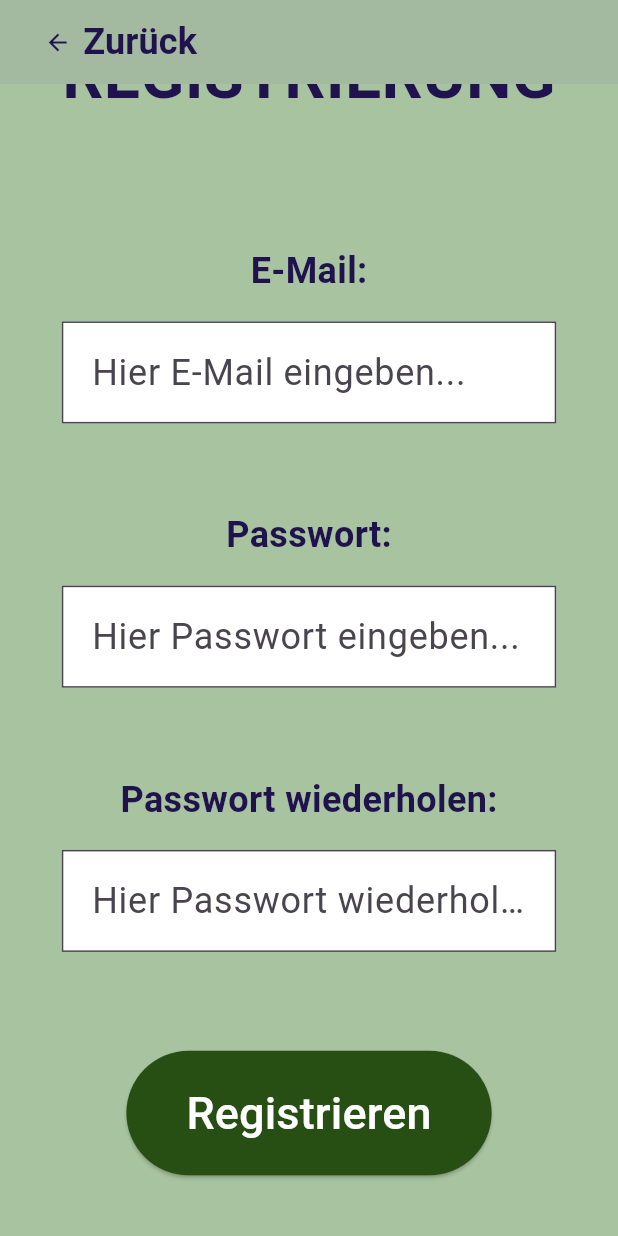
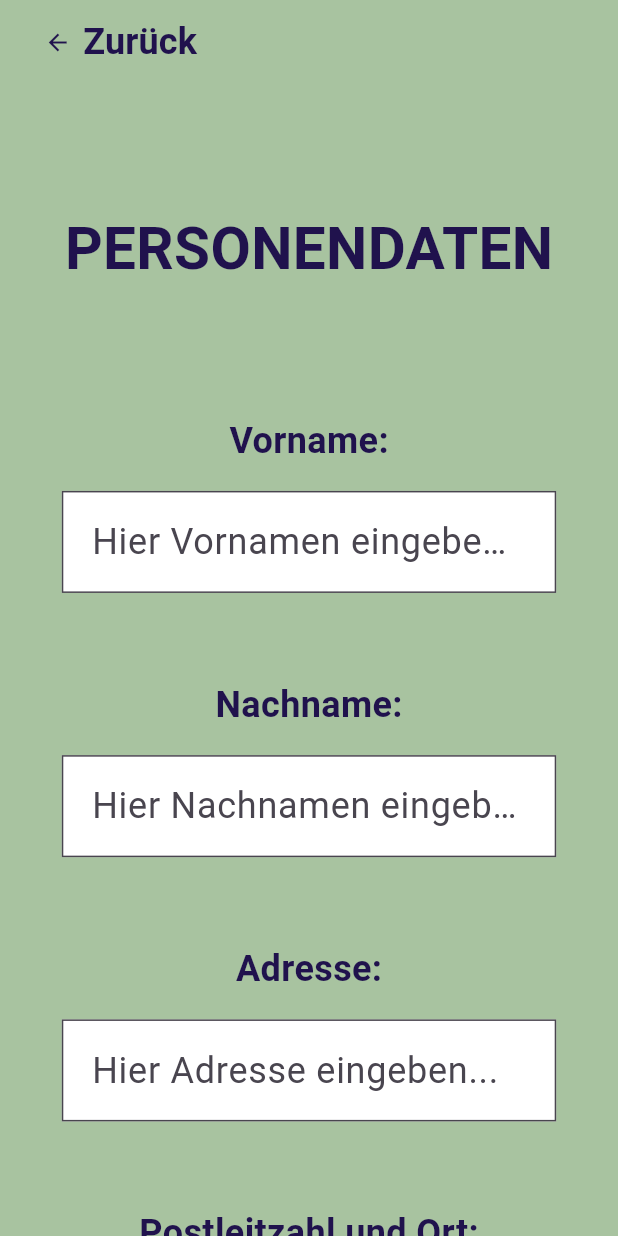
Before and after one commit to madleenmahncke/NotfallbereitFlutter, a Flutter app: the RegisterPage screen opened directly, scrolled down 118 dp, after a tap on "Registrieren", on a phone screen of 412 x 824 dp. Run offline on Flutter 3.47's test engine with Material 3 defaults, Android fonts, the phone set to English and light mode, and no system bars; drawn by our look-alikes of auto_size_text; Roboto replaces fonts that are missing (Agenor).

Commit message:
added emergencyprofile creation and view page

```diff
--- a/lib/features/auth/pages/login_page.dart
+++ b/lib/features/auth/pages/login_page.dart
@@ -2,6 +2,7 @@ import 'dart:convert';
 
 import 'package:flutter/material.dart';
 import 'package:http/http.dart' as http;
+import 'package:notfallbereit/features/emergency_profile/pages/emergency_profile.dart';
 import 'package:notfallbereit/theme/app_styles.dart';
 import 'package:auto_size_text/auto_size_text.dart';
 
@@ -62,7 +63,10 @@ class _LoginPageState extends State<LoginPage> {
   }
 
   void _openEmergencyProfile(BuildContext context) {
-    // TODO!!!
+    Navigator.push(
+      context,
+      MaterialPageRoute(builder: (_) => const EmergencyProfilePage()),
+    );
   }
 
   @override
--- a/lib/features/auth/pages/register_page.dart
+++ b/lib/features/auth/pages/register_page.dart
@@ -2,6 +2,7 @@ import 'dart:convert';
 
 import 'package:flutter/material.dart';
 import 'package:http/http.dart' as http;
+import 'package:notfallbereit/features/emergency_profile/pages/create_emergency_profile.dart';
 import 'package:notfallbereit/theme/app_styles.dart';
 import 'package:auto_size_text/auto_size_text.dart';
 
@@ -62,7 +63,10 @@ class _RegisterPageState extends State<RegisterPage> {
   }
 
   void _openCreateEmergencyProfile(BuildContext context) {
-    // TODO!!!
+    Navigator.push(
+      context,
+      MaterialPageRoute(builder: (_) => const CreateEmergencyProfilePage()),
+    );
   }
 
   @override
@@ -172,7 +176,8 @@ class _RegisterPageState extends State<RegisterPage> {
                   SizedBox(height: screenHeight * 0.08),
 
                   ElevatedButton(
-                    onPressed: register,
+                    // TODO change to register
+                    onPressed: () =>_openCreateEmergencyProfile(context),
                     style: AppStyles.button,
                     child: Text('Registrieren', style: AppStyles.buttonText),
                   ),
--- a/lib/features/emergency_profile/pages/create_emergency_profile.dart
+++ b/lib/features/emergency_profile/pages/create_emergency_profile.dart
@@ -0,0 +1,217 @@
+import 'dart:convert';
+
+import 'package:flutter/material.dart';
+import 'package:http/http.dart' as http;
+import 'package:notfallbereit/features/emergency_profile/pages/emergency_profile.dart';
+import 'package:notfallbereit/theme/app_styles.dart';
+import 'package:auto_size_text/auto_size_text.dart';
+
+class CreateEmergencyProfilePage extends StatefulWidget {
+  const CreateEmergencyProfilePage({super.key});
+
+  @override
+  State<CreateEmergencyProfilePage> createState() => _CreateEmergencyProfilePageState();
+}
+
+class _CreateEmergencyProfilePageState extends State<CreateEmergencyProfilePage> {
+  final _firstNameController = TextEditingController();
+  final _lastNameController = TextEditingController();
+  final _adressController = TextEditingController();
+  final _zipCodeController = TextEditingController();
+
+  bool _loading = false;
+  String? _message;
+
+  Future<void> createEmergencyProfile() async {
+    setState(() {
+      _loading = true;
+      _message = null;
+    });
+
+    try {
+      final response = await http.post(
+        Uri.parse('http://10.0.2.2:3000/api/auth/register'),
+        headers: {'Content-Type': 'application/json'},
+        body: jsonEncode({
+          'firstName': _firstNameController.text,
+          'lastName': _lastNameController.text,
+          'adress': _adressController,
+          'zipCode': _zipCodeController
+        }),
+      );
+
+      final data = jsonDecode(response.body);
+
+      setState(() {
+        _message = data['message'];
+      });
+
+      if (response.statusCode == 200) {
+        final userId = data['id'];
+
+        debugPrint('Erstellen des Notfallprofils erfolgreich. UserId: $userId');
+
+        // TODO:
+        // JWT speichern
+        // Zur HomePage navigieren
+      }
+    } catch (e) {
+      setState(() {
+        _message = e.toString();
+      });
+    } finally {
+      setState(() {
+        _loading = false;
+      });
+    }
+  }
+
+  void _openEmergencyProfile(BuildContext context) {
+    Navigator.push(
+      context,
+      MaterialPageRoute(builder: (_) => const EmergencyProfilePage()),
+    );
+  }
+
+  @override
+  Widget build(BuildContext context) {
+    final screenHeight = MediaQuery.of(context).size.height;
+    final screenWidth = MediaQuery.of(context).size.width;
+
+    return Scaffold(
+      backgroundColor: const Color(0xFFA8C3A0),
+
+      appBar: AppBar(
+        backgroundColor: const Color(0xFFA8C3A0),
+        elevation: 0,
+
+        leadingWidth: screenWidth * 0.4,
+
+        leading: TextButton.icon(
+          onPressed: () {
+            Navigator.pop(context);
+          },
+          icon: const Icon(Icons.arrow_back, color: Color(0xFF20124D)),
+          label: const AutoSizeText(
+            'Zurück',
+            style: AppStyles.label,
+            maxLines: 1,
+            minFontSize: 24,
+          ),
+        ),
+      ),
+
+      body: SingleChildScrollView(
+        child: Center(
+          child: Padding(
+            padding: EdgeInsets.symmetric(horizontal: screenWidth * 0.04),
+
+            child: SizedBox(
+              width: screenWidth * 0.8,
+              child: Column(
+                children: [
+                  SizedBox(height: screenHeight * 0.1),
+
+                  // Title Create Emergency Profile
+                  AutoSizeText(
+                    'PERSONENDATEN',
+                    style: AppStyles.title,
+                    maxLines: 1,
+                    minFontSize: 34,
+                  ),
+
+                  SizedBox(height: screenHeight * 0.1),
+
+                  // Label first name
+                  AutoSizeText(
+                    'Vorname:',
+                    style: AppStyles.label,
+                    maxLines: 1,
+                    minFontSize: 24,
+                  ),
+
+                  SizedBox(height: screenHeight * 0.02),
+
+                  // TextField first name
+                  TextField(
+                    controller: _firstNameController,
+                    style: AppStyles.inputStyle,
+                    decoration: AppStyles.textField('Hier Vornamen eingeben...'),
+                  ),
+
+                  SizedBox(height: screenHeight * 0.07),
+
+                  // Label last name
+                  AutoSizeText(
+                    'Nachname:',
+                    style: AppStyles.label,
+                    maxLines: 1,
+                    minFontSize: 24,
+                  ),
+
+                  SizedBox(height: screenHeight * 0.02),
+
+                  // TextField last name
+                  TextField(
+                    controller: _lastNameController,
+                    style: AppStyles.inputStyle,
+                    decoration: AppStyles.textField('Hier Nachnamen eingeben...'),
+                  ),
+
+                  SizedBox(height: screenHeight * 0.07),
+
+                  // Label adress
+                  AutoSizeText(
+                    'Adresse:',
+                    style: AppStyles.label,
+                    maxLines: 1,
+                    minFontSize: 24,
+                  ),
+
+                  SizedBox(height: screenHeight * 0.02),
+
+                  // TextField adress
+                  TextField(
+                    controller: _adressController,
+                    style: AppStyles.inputStyle,
+                    decoration: AppStyles.textField('Hier Adresse eingeben...'),
+                  ),
+
+                  SizedBox(height: screenHeight * 0.07),
+
+                  // Label zip code and city
+                  AutoSizeText(
+                    'Postleitzahl und Ort:',
+                    style: AppStyles.label,
+                    maxLines: 1,
+                    minFontSize: 24,
+                  ),
+
+                  SizedBox(height: screenHeight * 0.02),
+
+                  // TextField zip code and city
+                  TextField(
+                    controller: _adressController,
+                    style: AppStyles.inputStyle,
+                    decoration: AppStyles.textField('Hier Postleitzahl und Ort eingeben eingeben...'),
+                  ),
+
+                  SizedBox(height: screenHeight * 0.08),
+
+                  ElevatedButton(
+                    // TODO CHANGE createEmergencyProfile
+                    onPressed: () => _openEmergencyProfile(context),
+                    style: AppStyles.button,
+                    child: Text('Notfallmappe anlegen', style: AppStyles.buttonText, textAlign: TextAlign.center),
+                  ),
+
+                  SizedBox(height: screenHeight * 0.05),
+                ],
+              ),
+            ),
+          ),
+        ),
+      ),
+    );
+  }
+}
--- a/lib/theme/app_styles.dart
+++ b/lib/theme/app_styles.dart
@@ -1,5 +1,4 @@
 import 'package:flutter/material.dart';
-import 'package:auto_size_text/auto_size_text.dart';
 
 class AppStyles {
   static const TextStyle label = TextStyle(
@@ -12,6 +11,18 @@ class AppStyles {
     fontSize: 24,
     color: Color.fromARGB(255, 79, 28, 247),
     decoration: TextDecoration.underline,
+  );
+
+  static const TextStyle text = TextStyle(
+    fontSize: 24,
+    color: Color(0xFF20124D),
+  );
+
+  static const TextStyle tableTitleUnderlined = TextStyle(
+    fontSize: 30,
+    color: Color(0xFF20124D),
+    decoration: TextDecoration.underline,
+    fontWeight: FontWeight.bold
   );
 
   static const TextStyle title = TextStyle(
```
Also changed, not shown: lib/features/emergency_profile/pages/emergency_profile.dart (+180 -0 lines).
